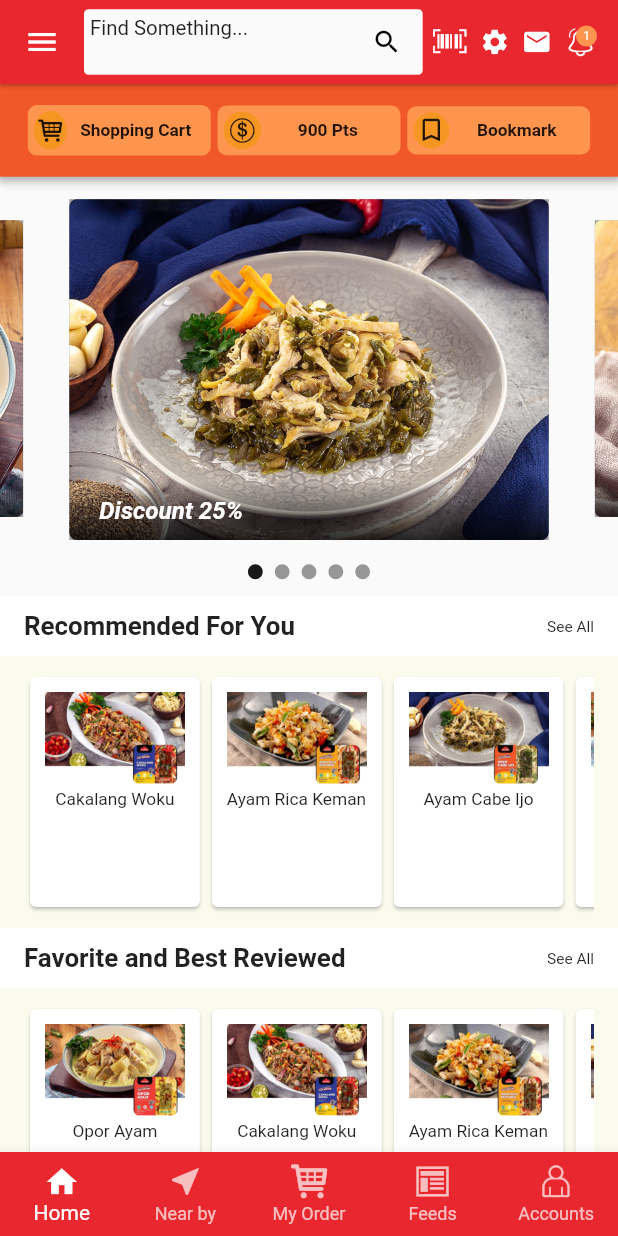
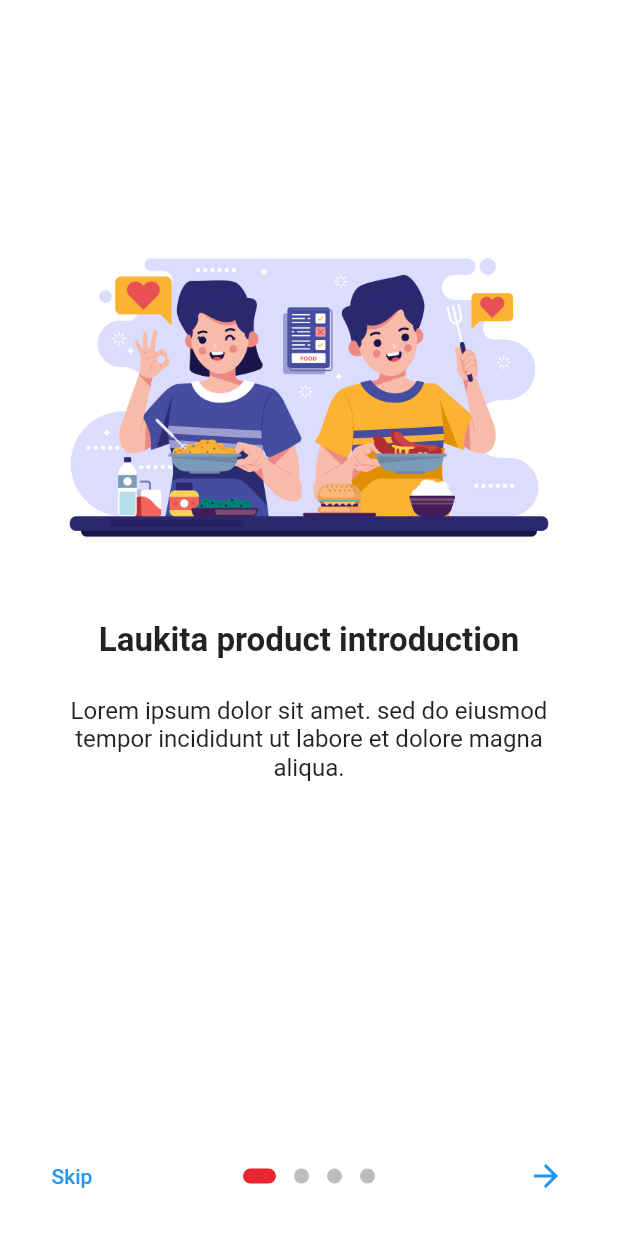
Before and after one commit to blackthinker12/laukita-mobile, a Flutter app: the screen it shows after launch, on a phone screen of 412 x 824 dp. Run offline on Flutter 3.47's test engine with Material 2 defaults, Android fonts, the phone set to English and light mode, and no system bars; drawn by our look-alikes of carousel_slider, introduction_screen; our stand-ins replace bloc, cached_network_image, dotted_border, equatable, expandable, flutter_bloc and 8 more; missing offline and left inert: flutter_barcode_scanner, flutter_cupertino_date_picker, searchable_dropdown.

Commit message:
create onboarding page

```diff
--- a/lib/main.dart
+++ b/lib/main.dart
@@ -27,6 +27,7 @@ class MyApp extends StatelessWidget {
         debugShowCheckedModeBanner: false,
         home: SplashScreen(),
         routes: {
+          '/onboarding': (_) => OnBoardingPage(),
           '/main': (_) => MainPage(),
           '/product_detail': (_) => ProductDetailPage(),
           '/scan': (_) => ScannerPage(),
--- a/lib/models/models.dart
+++ b/lib/models/models.dart
@@ -6,3 +6,4 @@ part 'transaction_order_model.dart';
 part 'transaction_complaint_model.dart';
 part 'transaction_supply_model.dart';
 part 'token_model.dart';
+part 'onboarding_model.dart';
--- /dev/null
+++ b/lib/models/onboarding_model.dart
@@ -0,0 +1,20 @@
+part of 'models.dart';
+
+class OnBoardingModel {
+  String imageUrl;
+  String title;
+  String description;
+  bool isSVG;
+  bool is350;
+
+  OnBoardingModel(this.title, this.description, this.imageUrl, this.isSVG, this.is350);
+}
+
+List<OnBoardingModel> getOnBoardingItems(){
+  return <OnBoardingModel>[
+    OnBoardingModel('Laukita product introduction', 'Lorem ipsum dolor sit amet. sed do eiusmod tempor incididunt ut labore et dolore magna aliqua.', 'assets/images/a.jpg', false, true),
+    OnBoardingModel('Frozen Food', 'Lorem ipsum dolor sit amet. sed do eiusmod tempor incididunt ut labore et dolore magna aliqua.', 'assets/images/c.jpg', false, false),
+    OnBoardingModel('Referral Agent', 'Lorem ipsum dolor sit amet. sed do eiusmod tempor incididunt ut labore et dolore magna aliqua.', 'assets/images/man_and_girl.svg', true, true),
+    OnBoardingModel('Business opportunity', 'Lorem ipsum dolor sit amet. sed do eiusmod tempor incididunt ut labore et dolore magna aliqua.', 'assets/images/blm_laptop.svg', true, true),
+  ];
+}
--- /dev/null
+++ b/lib/ui/pages/onboarding_page.dart
@@ -0,0 +1,68 @@
+part of 'pages.dart';
+
+class OnBoardingPage extends StatefulWidget {
+  @override
+  _OnBoardingPageState createState() => _OnBoardingPageState();
+}
+
+class _OnBoardingPageState extends State<OnBoardingPage> {
+  final introKey = GlobalKey<IntroductionScreenState>();
+
+  void _onIntroEnd(context) {
+    Navigator.pushReplacementNamed(context, '/main');
+  }
+
+  Widget _buildImage(String assetName, bool isSvg, bool width) {
+    return Align(
+      child: isSvg ? SvgPicture.asset(assetName, width: width ? SizeConfig.safeBlockHorizontal * 85.15815 : SizeConfig.safeBlockHorizontal * 80) : Image.asset(assetName, width: width ? SizeConfig.safeBlockHorizontal * 85.15815 : SizeConfig.safeBlockHorizontal * 78),
+      alignment: Alignment.bottomCenter,
+    );
+  }
+
+  @override
+  Widget build(BuildContext context) {
+    SizeConfig().init(context);
+
+    return IntroductionScreen(
+      key: introKey,
+      pages: getOnBoardingItems().map((item) => renderPageItem(item)).toList(),
+      onDone: () => _onIntroEnd(context),
+      //onSkip: () => _onIntroEnd(context), // You can override onSkip callback
+      showSkipButton: true,
+      skipFlex: 0,
+      nextFlex: 0,
+      skip: const Text('Skip'),
+      next: const Icon(Icons.arrow_forward),
+      done: const Text('Done', style: TextStyle(fontWeight: FontWeight.w600)),
+      dotsDecorator: const DotsDecorator(
+        size: Size(10.0, 10.0),
+        color: Color(0xFFBDBDBD),
+        activeColor: primaryColor,
+        activeSize: Size(22.0, 10.0),
+        activeShape: RoundedRectangleBorder(
+          borderRadius: BorderRadius.all(Radius.circular(25.0)),
+        ),
+      ),
+    );
+  }
+
+  PageViewModel renderPageItem(OnBoardingModel item) {
+    return PageViewModel(
+      title: item.title,
+      body: item.description,
+      image: _buildImage(item.imageUrl, item.isSVG, item.is350),
+      decoration: PageDecoration(
+        titleTextStyle: TextStyle(fontSize: SizeConfig.safeBlockHorizontal * 5.352798, fontWeight: FontWeight.w700),
+        bodyTextStyle: TextStyle(fontSize: SizeConfig.safeBlockHorizontal * 3.892944),
+        descriptionPadding: EdgeInsets.fromLTRB(
+          SizeConfig.safeBlockHorizontal * 3.892944,
+          0.0,
+          SizeConfig.safeBlockHorizontal * 3.892944,
+          SizeConfig.safeBlockVertical * 2.461538461
+        ),
+        pageColor: Colors.white,
+        imagePadding: EdgeInsets.zero,
+      )
+    );
+  }
+}
--- a/lib/ui/pages/pages.dart
+++ b/lib/ui/pages/pages.dart
@@ -12,12 +12,13 @@ import 'package:flutter_bloc/flutter_bloc.dart';
 import 'package:flutter_rating_bar/flutter_rating_bar.dart';
 import 'package:flutter_map/flutter_map.dart';
 import 'package:flutter_spinkit/flutter_spinkit.dart';
+import 'package:flutter_svg/flutter_svg.dart';
+import 'package:introduction_screen/introduction_screen.dart';
 import 'package:latlong/latlong.dart';
 import 'package:sliding_up_panel/sliding_up_panel.dart';
 import 'package:flutter_cupertino_date_picker/flutter_cupertino_date_picker.dart';
 import 'package:pin_code_fields/pin_code_fields.dart';
 import 'package:searchable_dropdown/searchable_dropdown.dart';
-import 'package:get/get.dart';
 
 import 'package:Laukita/shared/shared.dart';
 import 'package:Laukita/ui/widget/widgets.dart';
@@ -46,3 +47,4 @@ part 'transaction_page/transaction_complaints_page.dart';
 part 'transaction_page/transaction_orders_page.dart';
 part 'transaction_page/transaction_supply_page.dart';
 part 'splash_screen.dart';
+part 'onboarding_page.dart';
```
Also changed, not shown: lib/ui/pages/splash_screen.dart (+38 -9 lines), pubspec.yaml (+9 -1 lines), assets/images/a.jpg (added), assets/images/blm_laptop.svg (added), assets/images/blm_protests.svg (added), assets/images/blm_signs.svg (added), assets/images/c.jpg (added), assets/images/laukita512.png (renamed from Laukita logo.png), assets/images/man_and_girl.svg (added), pubspec.lock.
